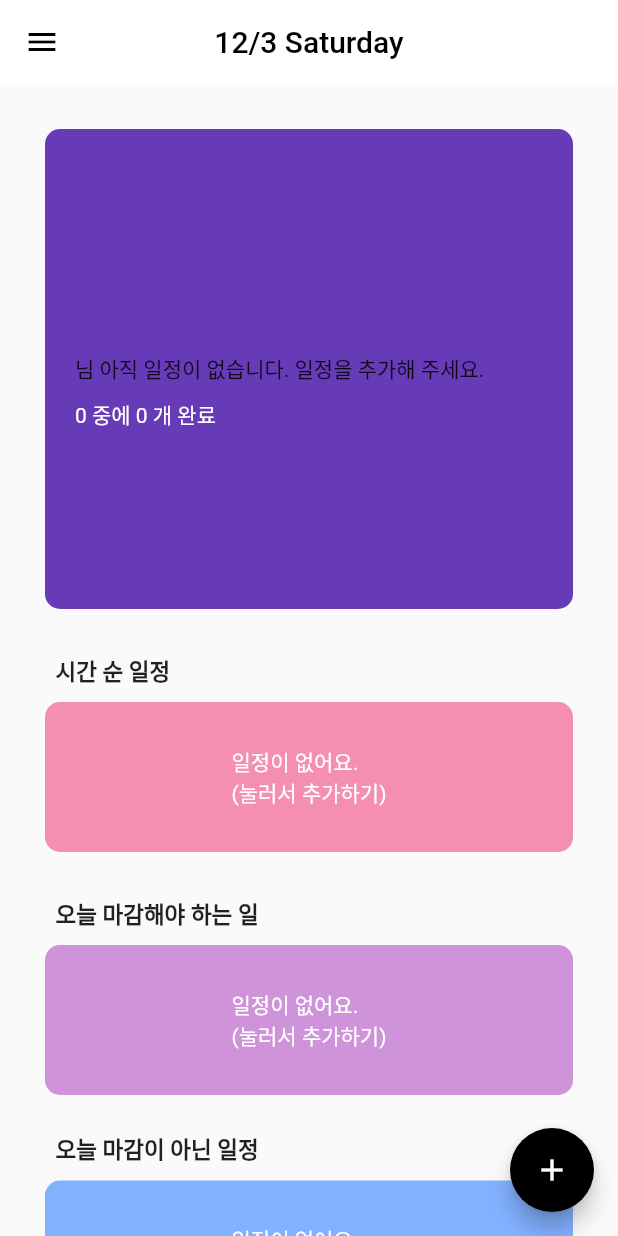
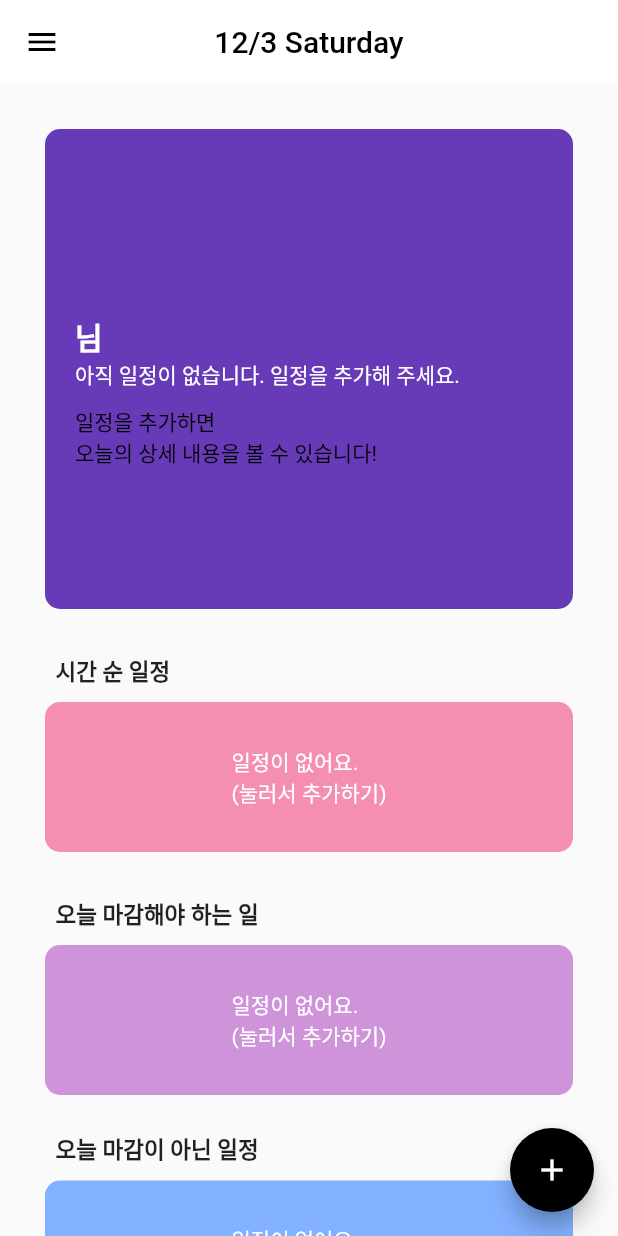
Before and after one commit to yujin9747/Schedule_management, a Flutter app: the Home screen opened directly, on a phone screen of 412 x 824 dp. Run offline on Flutter 3.47's test engine with Material 2 defaults, Android fonts, the phone set to English and light mode, and no system bars; our stand-ins replace awesome_snackbar_content, card_swiper, carousel_slider, cloud_firestore, date_time_picker, firebase_auth and 8 more; missing offline and left inert: time_range_picker; accounts and stored records are empty.

Commit message:
홈페이지 약간의 디자인 수정

```diff
--- a/lib/Home.dart
+++ b/lib/Home.dart
@@ -198,7 +198,14 @@ class _Home extends State<Home>{
                               padding: EdgeInsets.only(top: 20, left: 20,),
                               child:
                               sch.isEmpty?
-                              Text('$id님 아직 일정이 없습니다. 일정을 추가해 주세요.') : //default
+                              Column(
+                                mainAxisAlignment: MainAxisAlignment.center,
+                                crossAxisAlignment: CrossAxisAlignment.start,
+                                children: [
+                                  Text('$id님', style: TextStyle(color: Colors.white, fontSize: 20, fontWeight: FontWeight.bold,),),
+                                  Text('아직 일정이 없습니다. 일정을 추가해 주세요.', style: TextStyle(color: Colors.white,),)
+                                ],
+                              ) : //default
                               Text('${((finishedCount/length)*100).round()}% 진행중이에요.', style: TextStyle(color: Colors.white,),),
                             ),
                           ),
@@ -206,7 +213,9 @@ class _Home extends State<Home>{
                             alignment: Alignment.bottomLeft,
                             child: Padding(
                               padding: EdgeInsets.only(top: 10, left: 20,),
-                              child: Text("${sch.length} 중에 ${finishedCount} 개 완료", style: TextStyle(color: Colors.white,),),
+                              child: sch.isEmpty?
+                              const Text("일정을 추가하면\n오늘의 상세 내용을 볼 수 있습니다!", style: TextStyle(color: Colors.black,),)    :
+                              Text("${sch.length} 중에 ${finishedCount} 개 완료", style: TextStyle(color: Colors.white,),),
                             ),
                           ),
                         ],
```
